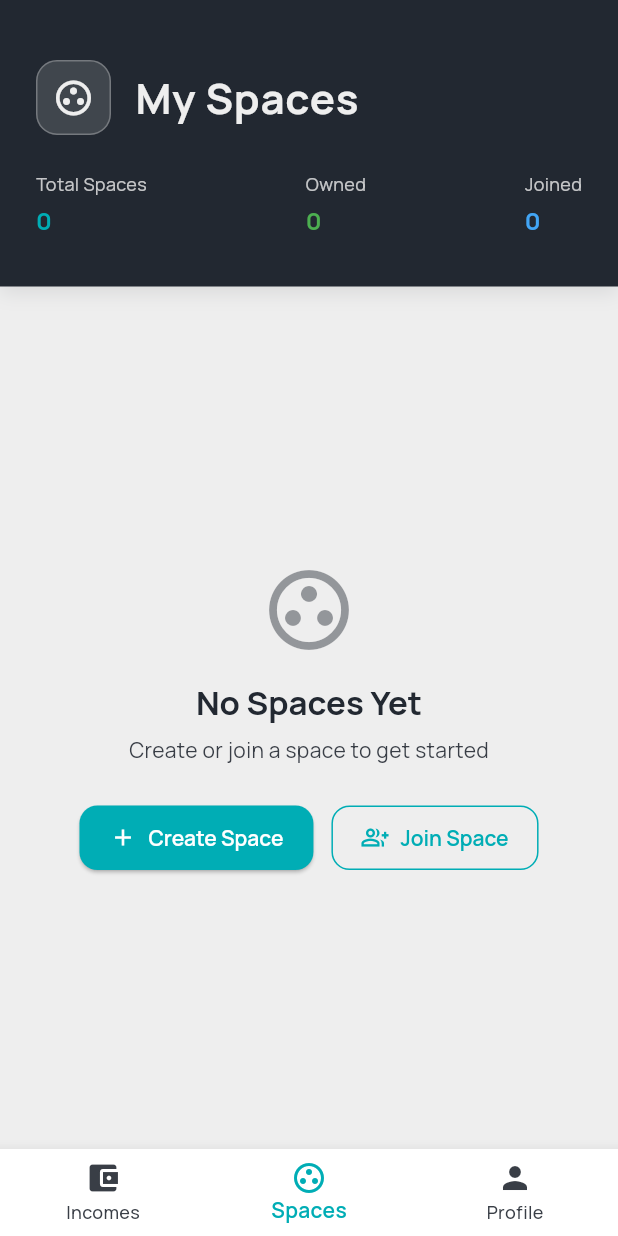
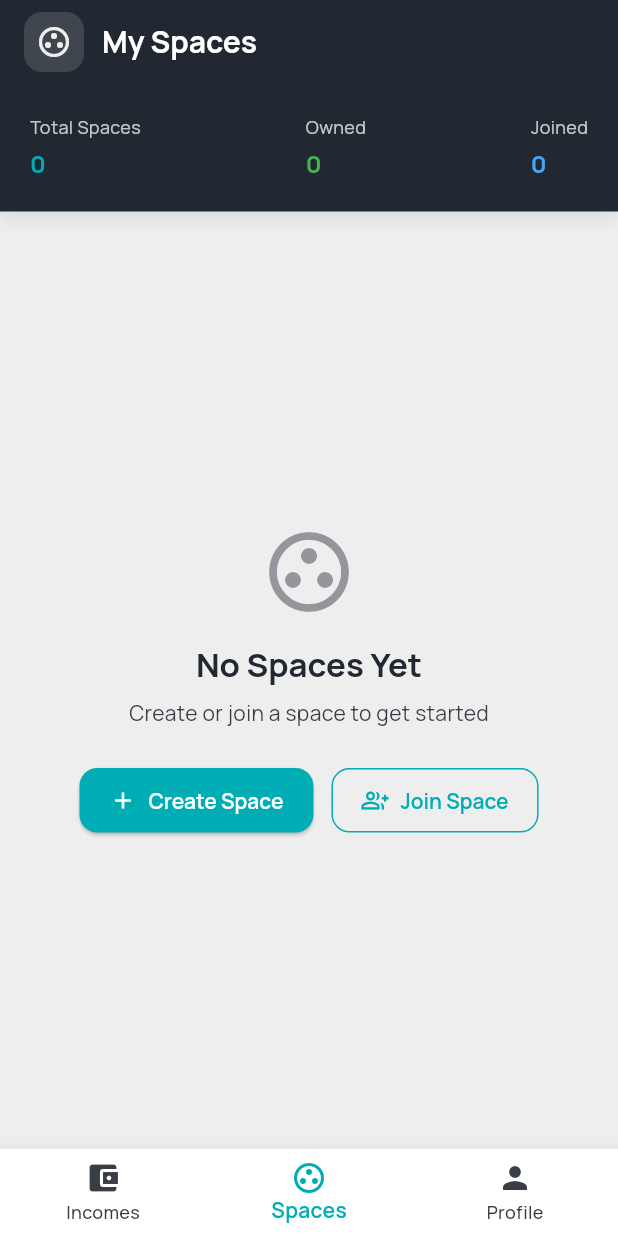
Before and after one commit to Abelboby/SpendWise, a Flutter app: the screen it shows once a user with an empty profile is signed in, item 2 of the bottom bar chosen, on a phone screen of 412 x 824 dp. Run offline on Flutter 3.47's test engine with Material 3 defaults, Android fonts, the phone set to English and light mode, and no system bars; our stand-ins replace cloud_firestore, firebase_auth, firebase_core, google_sign_in; accounts and stored records are empty.

Commit message:
Refactor screens with consistent AppBar and layout design

```diff
--- a/lib/screens/spaces_screen.dart
+++ b/lib/screens/spaces_screen.dart
@@ -160,13 +160,40 @@ class SpacesScreen extends StatelessWidget {
   Widget build(BuildContext context) {
     return Scaffold(
       backgroundColor: AppColors.lightGrey,
-      body: SafeArea(
-        child: Column(
-          crossAxisAlignment: CrossAxisAlignment.start,
+      appBar: AppBar(
+        backgroundColor: AppColors.navy,
+        elevation: 0,
+        title: Row(
+          children: [
+            Container(
+              padding: const EdgeInsets.all(8),
+              decoration: BoxDecoration(
+                color: AppColors.lightGrey.withOpacity(0.15),
+                borderRadius: BorderRadius.circular(12),
+              ),
+              child: Icon(
+                Icons.group_work_outlined,
+                color: AppColors.lightGrey,
+                size: 24,
+              ),
+            ),
+            const SizedBox(width: 12),
+            Text(
+              'My Spaces',
+              style: TextStyle(
+                color: Colors.white,
+                fontSize: 20,
+                fontWeight: FontWeight.bold,
+              ),
+            ),
+          ],
+        ),
+      ),
+      body: Column(
         children: [
           Container(
             width: double.infinity,
-              padding: const EdgeInsets.fromLTRB(24, 40, 24, 32),
+            padding: const EdgeInsets.all(20),
             decoration: BoxDecoration(
               color: AppColors.navy,
               boxShadow: [
@@ -177,43 +204,7 @@ class SpacesScreen extends StatelessWidget {
                 ),
               ],
             ),
-              child: Column(
-                crossAxisAlignment: CrossAxisAlignment.start,
-                children: [
-                  Row(
-                    children: [
-                      Container(
-                        padding: const EdgeInsets.all(10),
-                        decoration: BoxDecoration(
-                          color: AppColors.lightGrey.withOpacity(0.15),
-                          borderRadius: BorderRadius.circular(14),
-                          border: Border.all(
-                            color: AppColors.lightGrey.withOpacity(0.3),
-                            width: 1,
-                          ),
-                        ),
-                        child: Icon(
-                          Icons.group_work_outlined,
-                          color: AppColors.lightGrey,
-                          size: 28,
-                        ),
-                      ),
-                      const SizedBox(width: 16),
-                      Text(
-                        'My Spaces',
-                        style: Theme.of(context)
-                            .textTheme
-                            .headlineMedium
-                            ?.copyWith(
-                              fontWeight: FontWeight.bold,
-                              color: AppColors.lightGrey,
-                              letterSpacing: 0.5,
-                            ),
-                      ),
-                    ],
-                  ),
-                  const SizedBox(height: 24),
-                  Consumer<SpaceProvider>(
+            child: Consumer<SpaceProvider>(
               builder: (context, spaceProvider, _) {
                 final totalSpaces = spaceProvider.spaces.length;
                 final ownedSpaces = spaceProvider.spaces
@@ -246,8 +237,6 @@ class SpacesScreen extends StatelessWidget {
                 );
               },
             ),
-                ],
-              ),
           ),
           Expanded(
             child: Consumer<SpaceProvider>(
@@ -269,10 +258,8 @@ class SpacesScreen extends StatelessWidget {
                         const SizedBox(height: 16),
                         Text(
                           'No Spaces Yet',
-                            style: Theme.of(context)
-                                .textTheme
-                                .titleLarge
-                                ?.copyWith(
+                          style:
+                              Theme.of(context).textTheme.titleLarge?.copyWith(
                                     color: AppColors.navy,
                                     fontWeight: FontWeight.bold,
                                   ),
@@ -374,8 +361,7 @@ class SpacesScreen extends StatelessWidget {
                                       decoration: BoxDecoration(
                                         color:
                                             AppColors.accent.withOpacity(0.1),
-                                          borderRadius:
-                                              BorderRadius.circular(12),
+                                        borderRadius: BorderRadius.circular(12),
                                       ),
                                       child: Icon(
                                         space.isPublic
@@ -403,8 +389,7 @@ class SpacesScreen extends StatelessWidget {
                                           ),
                                           const SizedBox(height: 4),
                                           Text(
-                                              space.isOwner(
-                                                      spaceProvider.userId)
+                                            space.isOwner(spaceProvider.userId)
                                                 ? 'Owner'
                                                 : 'Member',
                                             style: TextStyle(
@@ -425,10 +410,8 @@ class SpacesScreen extends StatelessWidget {
                                         vertical: 6,
                                       ),
                                       decoration: BoxDecoration(
-                                          color:
-                                              AppColors.navy.withOpacity(0.1),
-                                          borderRadius:
-                                              BorderRadius.circular(20),
+                                        color: AppColors.navy.withOpacity(0.1),
+                                        borderRadius: BorderRadius.circular(20),
                                       ),
                                       child: Text(
                                         '${space.members.length} members',
@@ -485,7 +468,6 @@ class SpacesScreen extends StatelessWidget {
           ),
         ],
       ),
-      ),
       floatingActionButton: Consumer<SpaceProvider>(
         builder: (context, spaceProvider, _) {
           if (spaceProvider.spaces.isEmpty) return const SizedBox.shrink();
```
Also changed, not shown: lib/screens/home_screen.dart (+43 -61 lines), lib/screens/profile_screen.dart (+34 -49 lines). Lines whose indentation alone changed are shown as unchanged.
